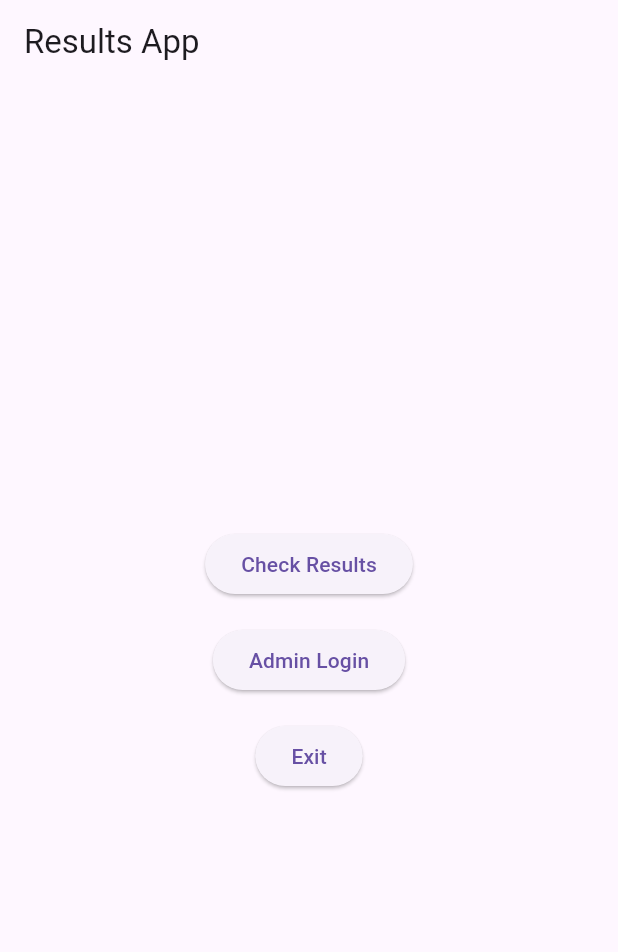
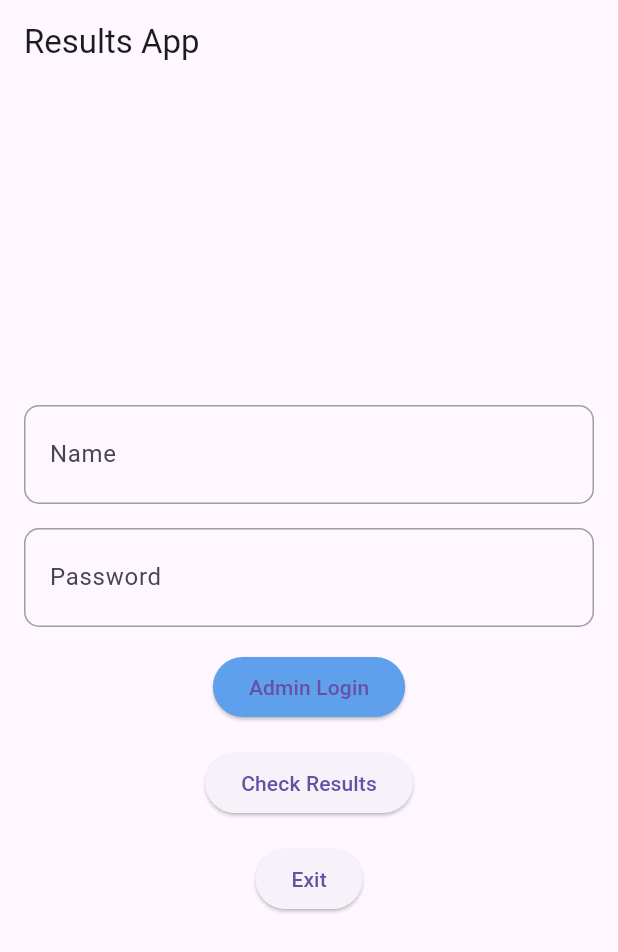
Before and after one commit to mahad002/Classroom-Management, a Flutter app: the screen it shows after launch, on a phone screen of 412 x 824 dp. Shown: the top 952 px of the screen. Run offline on Flutter 3.47's test engine with Material 3 defaults, Android fonts, the phone set to English and light mode, and no system bars.

Commit message:
added login for admin

```diff
--- a/lib/main.dart
+++ b/lib/main.dart
@@ -51,9 +51,17 @@ class HomePage extends StatefulWidget {
 
 class _HomePageState extends State<HomePage> {
   List<Class> classes = [];
+  TextEditingController nameController = TextEditingController();
+  TextEditingController passwordController = TextEditingController();
 
   @override
   Widget build(BuildContext context) {
+    void refresh() {
+      setState(() {
+        nameController.text = '';
+        passwordController.text = '';
+      });
+    }
     return Scaffold(
       appBar: AppBar(
         title: Text('Results App'),
@@ -62,6 +70,93 @@ class _HomePageState extends State<HomePage> {
         child: Column(
           mainAxisAlignment: MainAxisAlignment.center,
           children: [
+            Padding(
+              padding: EdgeInsets.symmetric(horizontal: 16),
+              child: Column(
+                children: [
+                  Container(
+                    decoration: BoxDecoration(
+                      borderRadius: BorderRadius.circular(10),
+                      border: Border.all(
+                        color: Colors.grey,
+                        width: 1.0,
+                      ),
+                    ),
+                    child: TextField(
+                      controller: nameController,
+                      decoration: InputDecoration(
+                        labelText: 'Name',
+                        border: InputBorder.none,
+                        contentPadding: EdgeInsets.symmetric(horizontal: 16, vertical: 12),
+                      ),
+                    ),
+                  ),
+                  SizedBox(height: 16),
+                  Container(
+                    decoration: BoxDecoration(
+                      borderRadius: BorderRadius.circular(10),
+                      border: Border.all(
+                        color: Colors.grey,
+                        width: 1.0,
+                      ),
+                    ),
+                    child: TextField(
+                      controller: passwordController,
+                      obscureText: true,
+                      decoration: InputDecoration(
+                        labelText: 'Password',
+                        border: InputBorder.none,
+                        contentPadding: EdgeInsets.symmetric(horizontal: 16, vertical: 12),
+                      ),
+                    ),
+                  ),
+                ],
+              ),
+            ),
+            SizedBox(height: 16),
+            ElevatedButton(
+              style: ElevatedButton.styleFrom(
+                primary: Color.fromARGB(255, 94, 160, 236), // Change the color to your desired color
+              ),
+              onPressed: () {
+                String name = nameController.text.trim();
+                String password = passwordController.text.trim();
+
+                if (name == 'Admin' && password == 'Admin123') {
+                  Navigator.push(
+                    context,
+                    MaterialPageRoute(
+                      builder: (context) => AdminHomePage(
+                        classes: classes,
+                        onClassesUpdated: (updatedClasses) {
+                          setState(() {
+                            classes = updatedClasses;
+                          });
+                        }, reload: refresh,
+                      ),
+                    ),
+                  );
+                } else {
+                  showDialog(
+                    context: context,
+                    builder: (context) => AlertDialog(
+                      title: Text('Not an admin'),
+                      content: Text('You are not an admin. Please select the User button to continue as a user.'),
+                      actions: [
+                        TextButton(
+                          onPressed: () {
+                            Navigator.pop(context);
+                          },
+                          child: Text('OK'),
+                        ),
+                      ],
+                    ),
+                  );
+                }
+              },
+              child: Text('Admin Login'),
+            ),
+            SizedBox(height: 16),
             ElevatedButton(
               onPressed: () {
                 Navigator.push(
@@ -74,25 +169,6 @@ class _HomePageState extends State<HomePage> {
                 );
               },
               child: Text('Check Results'),
-            ),
-            SizedBox(height: 16),
-            ElevatedButton(
-              onPressed: () async {
-                await Navigator.push(
-                  context,
-                  MaterialPageRoute(
-                    builder: (context) => AdminHomePage(
-                      classes: classes,
-                      onClassesUpdated: (updatedClasses) {
-                        setState(() {
-                          classes = updatedClasses;
-                        });
-                      },
-                    ),
-                  ),
-                );
-              },
-              child: Text('Admin Login'),
             ),
             SizedBox(height: 16),
             ElevatedButton(
@@ -109,8 +185,9 @@ class _HomePageState extends State<HomePage> {
 class AdminHomePage extends StatefulWidget {
   final List<Class> classes;
   final void Function(List<Class>) onClassesUpdated;
+  final VoidCallback reload;
 
-  AdminHomePage({super.key, required this.classes, required this.onClassesUpdated});
+  AdminHomePage({super.key, required this.classes, required this.onClassesUpdated, required this.reload});
 
   @override
   _AdminHomePageState createState() => _AdminHomePageState();
@@ -126,6 +203,13 @@ class _AdminHomePageState extends State<AdminHomePage> {
     return Scaffold(
       appBar: AppBar(
         title: Text('Admin Page'),
+        leading: IconButton(
+        icon: Icon(Icons.arrow_back),
+        onPressed: () {
+          widget.reload();
+          Navigator.pop(context);
+        },
+      ),
       ),
       body: ListView.builder(
         itemCount: GlobalData.classes.length,
@@ -591,6 +675,7 @@ class _TestPageState extends State<TestPage> {
             trailing: IconButton(
             icon: Icon(Icons.delete),
             onPressed: () {
+              refresh();
               setState(() {
                 currentTest.students.removeAt(studentIndex);
                 GlobalData.classes[widget.classIndex]
@@ -598,6 +683,7 @@ class _TestPageState extends State<TestPage> {
                     .tests[widget.testIndex]
                     .students
                     .removeAt(studentIndex);
+                refresh();
               });
               refresh();
             },
```
